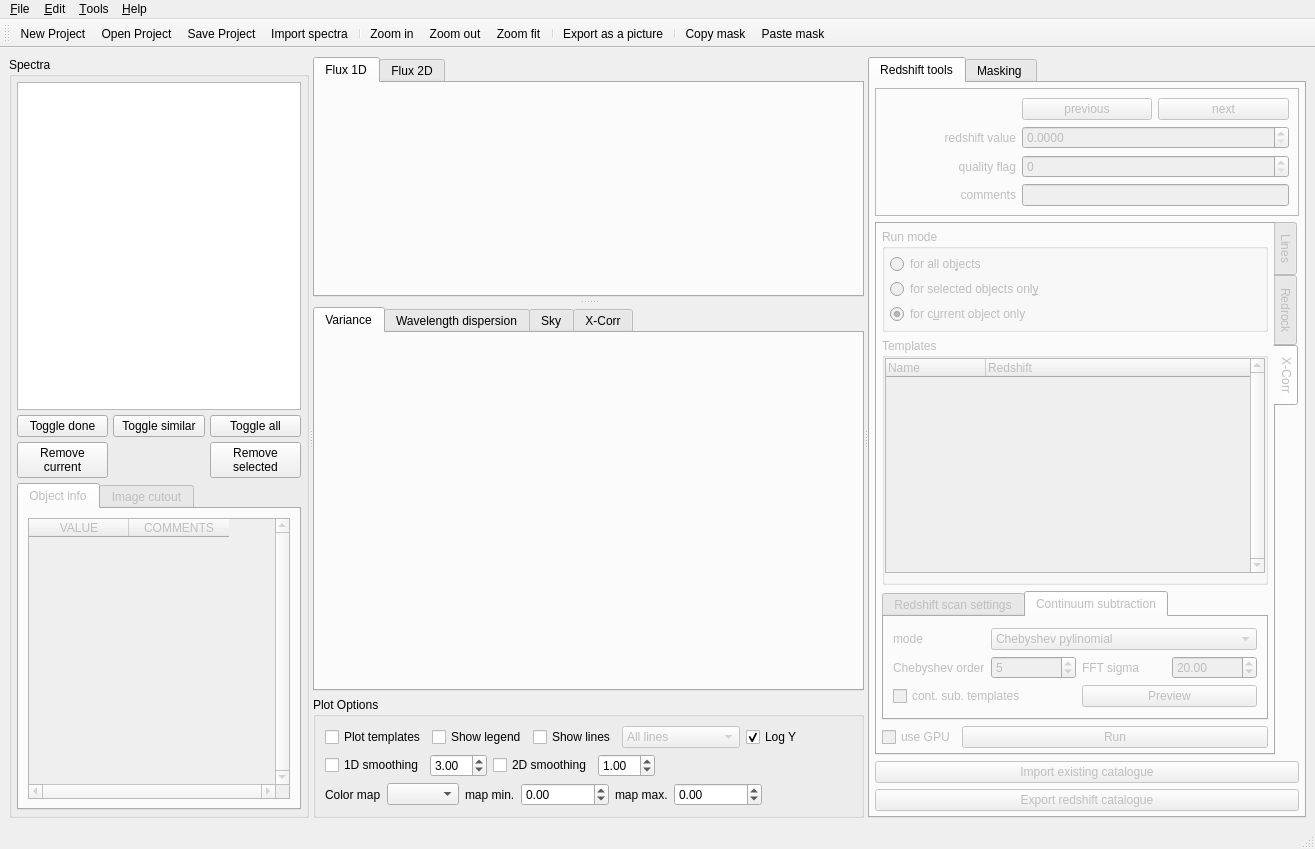
Old version of the form src/redmost/ui/main_window.ui in the repository mauritiusdadd/redmost.
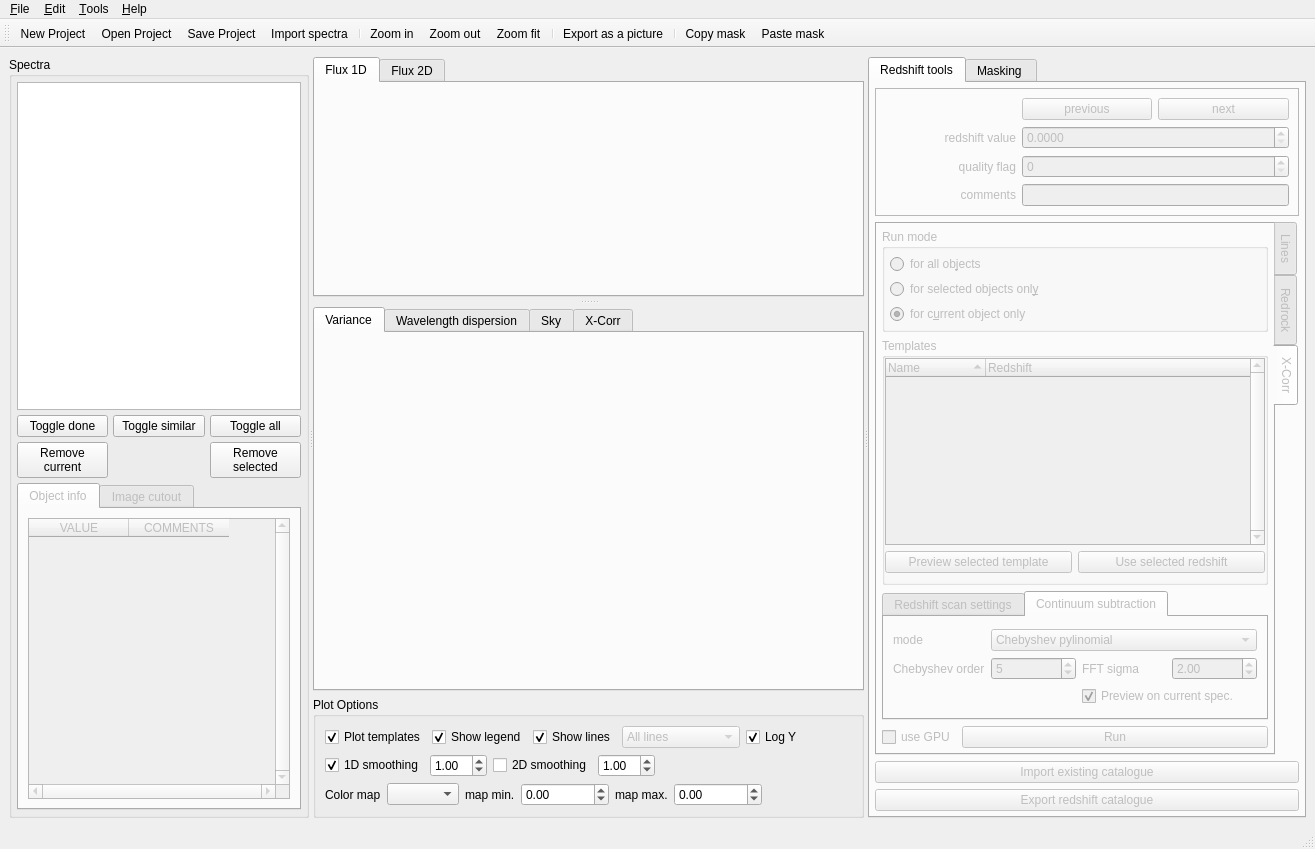
New version of the form. The open tabs and pages were chosen to show the change. Icons and pictures are not drawn.

Commit message: Add preview dialog for xcorr templates

```diff
--- a/src/redmost/ui/main_window.ui
+++ b/src/redmost/ui/main_window.ui
@@ -438,6 +438,9 @@
                <property name="text">
                 <string>Plot templates</string>
                </property>
+               <property name="checked">
+                <bool>true</bool>
+               </property>
               </widget>
              </item>
              <item>
@@ -445,6 +448,9 @@
                <property name="text">
                 <string>Show legend</string>
                </property>
+               <property name="checked">
+                <bool>true</bool>
+               </property>
               </widget>
              </item>
              <item>
@@ -455,6 +461,9 @@
                <property name="text">
                 <string>Show lines</string>
                </property>
+               <property name="checked">
+                <bool>true</bool>
+               </property>
               </widget>
              </item>
              <item>
@@ -511,6 +520,9 @@
                <property name="text">
                 <string>1D smoothing</string>
                </property>
+               <property name="checked">
+                <bool>true</bool>
+               </property>
               </widget>
              </item>
              <item>
@@ -522,7 +534,7 @@
                 <double>10.000000000000000</double>
                </property>
                <property name="value">
-                <double>3.000000000000000</double>
+                <double>1.000000000000000</double>
                </property>
               </widget>
              </item>
@@ -1267,6 +1279,9 @@
                   <property name="verticalScrollBarPolicy">
                    <enum>Qt::ScrollBarPolicy::ScrollBarAlwaysOn</enum>
                   </property>
+                  <property name="sortingEnabled">
+                   <bool>true</bool>
+                  </property>
                   <column>
                    <property name="text">
                     <string>Name</string>
@@ -1279,6 +1294,24 @@
                   </column>
                  </widget>
                 </item>
+                <item>
+                 <layout class="QHBoxLayout" name="horizontalLayout_3">
+                  <item>
+                   <widget class="QPushButton" name="xcorr_preview_button">
+                    <property name="text">
+                     <string>Preview selected template</string>
+                    </property>
+                   </widget>
+                  </item>
+                  <item>
+                   <widget class="QPushButton" name="xcorr_use_z_button">
+                    <property name="text">
+                     <string>Use selected redshift</string>
+                    </property>
+                   </widget>
+                  </item>
+                 </layout>
+                </item>
                </layout>
               </widget>
              </item>
@@ -1426,7 +1459,7 @@
                    <item row="2" column="3">
                     <widget class="QDoubleSpinBox" name="xcorr_csub_fft_sigma_dspinbox">
                      <property name="value">
-                      <double>20.000000000000000</double>
+                      <double>2.000000000000000</double>
                      </property>
                     </widget>
                    </item>
@@ -1458,13 +1491,6 @@
                      </property>
                     </widget>
                    </item>
-                   <item row="5" column="2" colspan="2">
-                    <widget class="QPushButton" name="xcorr_csub_preview_button">
-                     <property name="text">
-                      <string>Preview</string>
-                     </property>
-                    </widget>
-                   </item>
                    <item row="0" column="1" colspan="3">
                     <widget class="QComboBox" name="xcorr_csub_combobox">
                      <property name="sizePolicy">
@@ -1493,10 +1519,13 @@
                      </item>
                     </widget>
                    </item>
-                   <item row="5" column="0" colspan="2">
-                    <widget class="QCheckBox" name="xcorr_csub_templates_checkbox">
+                   <item row="5" column="2" colspan="2">
+                    <widget class="QCheckBox" name="xcorr_csub_preview_checkbox">
                      <property name="text">
-                      <string>cont. sub. templates</string>
+                      <string>Preview on current spec.</string>
+                     </property>
+                     <property name="checked">
+                      <bool>true</bool>
                      </property>
                     </widget>
                    </item>
```
Left out of the diff: 5 changed lines with no effect on the pictures. The commit also changes 1 other file.
